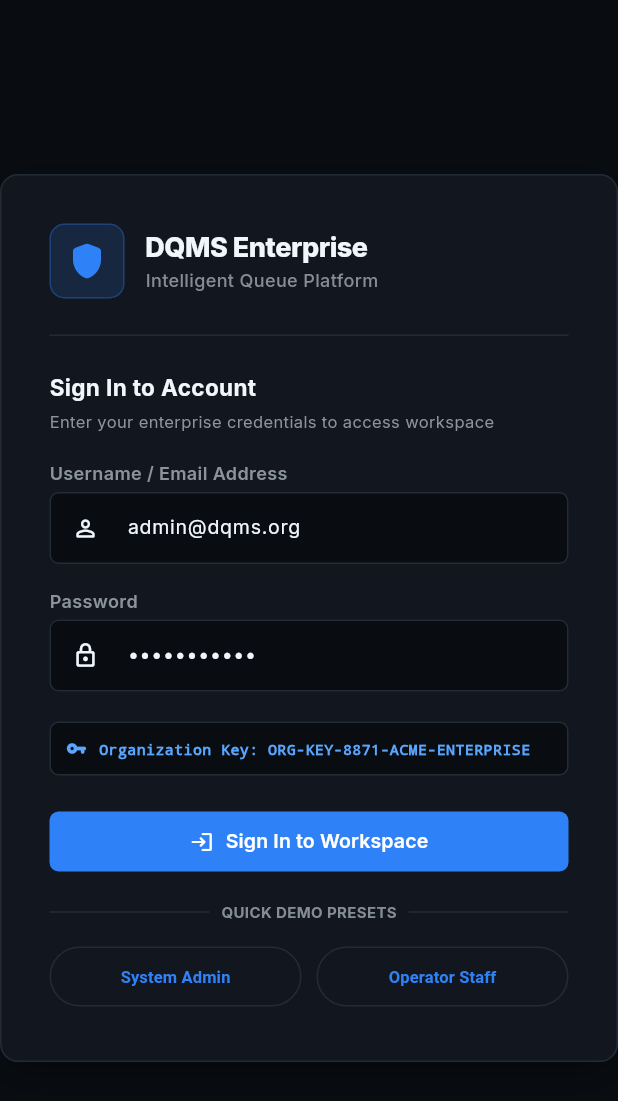
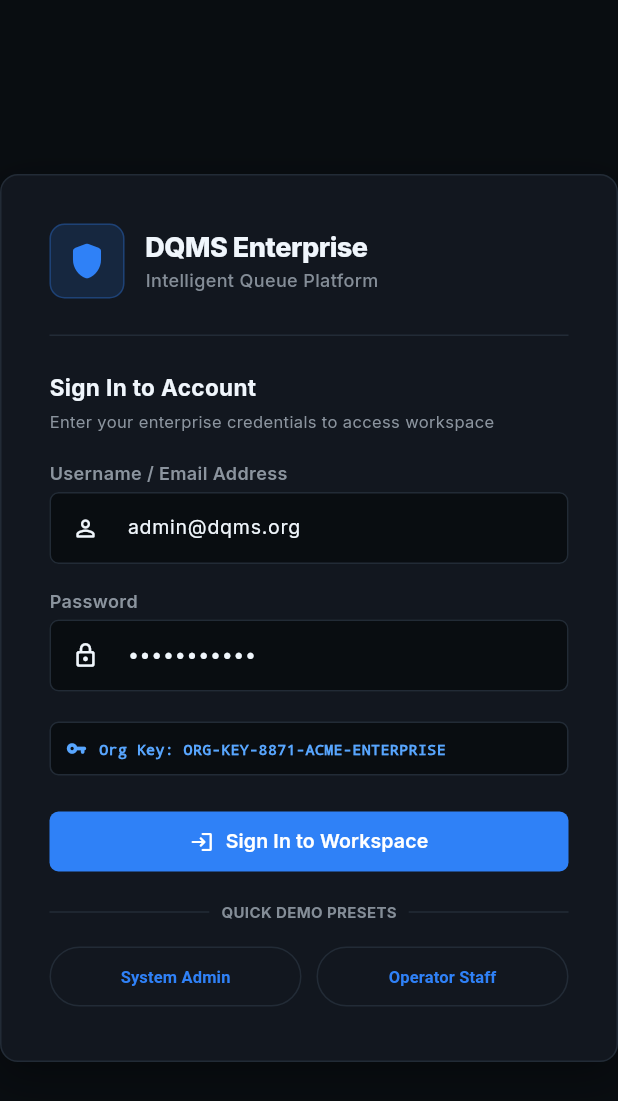
Before and after one commit to ikdevops2021-blip/EnterpriseCoreWebApi, a Flutter app: the screen it shows after launch, on a phone screen of 412 x 824 dp. Shown: the top 1101 px of the screen. Run offline on Flutter 3.47's test engine with Material 3 defaults, Android fonts, the phone set to English and light mode, and no system bars; our stand-ins replace dio, flutter_riverpod, google_fonts; accounts and stored records are empty.

Commit message:
Fix LoginScreen Row overflow and update widget test to verify login entry point — 55/55 tests pass

```diff
--- a/dqms_frontend/lib/features/auth/screens/login_screen.dart
+++ b/dqms_frontend/lib/features/auth/screens/login_screen.dart
@@ -82,12 +82,14 @@ class _LoginScreenState extends ConsumerState<LoginScreen> {
                       child: const Icon(Icons.shield_rounded, color: AppColors.brandPrimary, size: 28),
                     ),
                     const SizedBox(width: 14),
-                    const Column(
-                      crossAxisAlignment: CrossAxisAlignment.start,
-                      children: [
-                        Text('DQMS Enterprise', style: TextStyle(color: AppColors.textMain, fontSize: 18, fontWeight: FontWeight.w800, letterSpacing: -0.3)),
-                        Text('Intelligent Queue Platform', style: TextStyle(color: AppColors.textSubtle, fontSize: 12, fontWeight: FontWeight.w500)),
-                      ],
+                    Flexible(
+                      child: Column(
+                        crossAxisAlignment: CrossAxisAlignment.start,
+                        children: const [
+                          Text('DQMS Enterprise', style: TextStyle(color: AppColors.textMain, fontSize: 18, fontWeight: FontWeight.w800, letterSpacing: -0.3), overflow: TextOverflow.ellipsis),
+                          Text('Intelligent Queue Platform', style: TextStyle(color: AppColors.textSubtle, fontSize: 12, fontWeight: FontWeight.w500), overflow: TextOverflow.ellipsis),
+                        ],
+                      ),
                     ),
                   ],
                 ),
@@ -158,9 +160,10 @@ class _LoginScreenState extends ConsumerState<LoginScreen> {
                       const SizedBox(width: 8),
                       Expanded(
                         child: Text(
-                          'Organization Key: ${AppConfig.organizationApiKey}',
+                          'Org Key: ${AppConfig.organizationApiKey}',
                           style: const TextStyle(color: AppColors.brandAccent, fontSize: 10, fontFamily: 'monospace', fontWeight: FontWeight.w700),
                           overflow: TextOverflow.ellipsis,
+                          maxLines: 1,
                         ),
                       ),
                     ],
```
Also changed, not shown: 1 other file.
